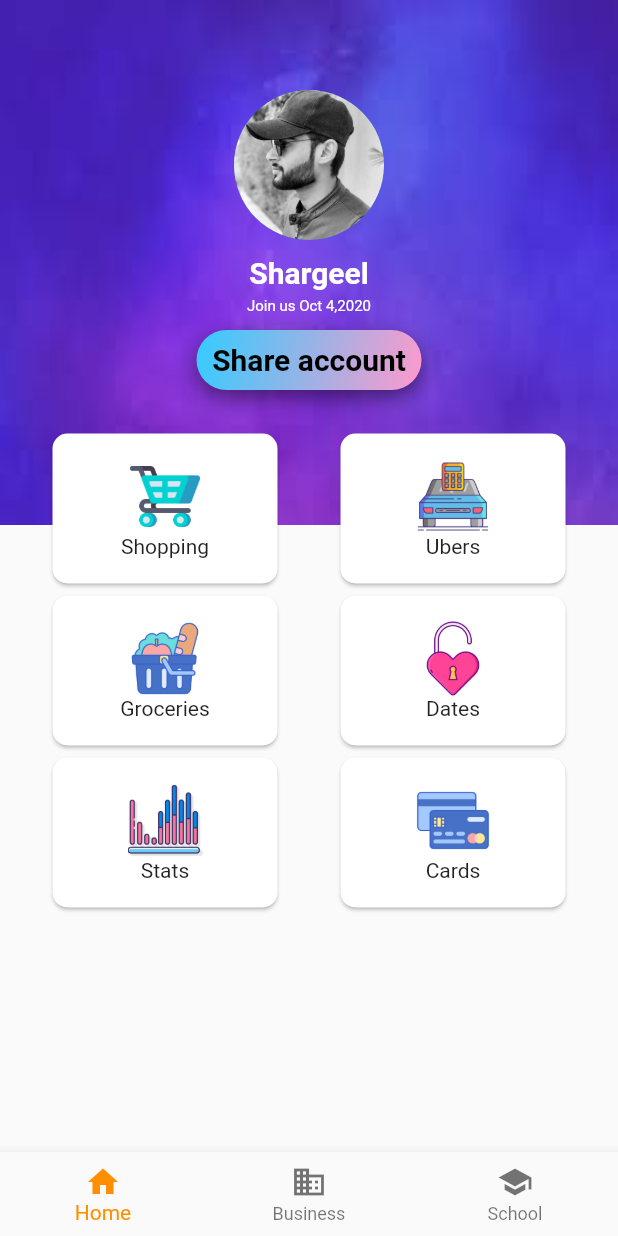
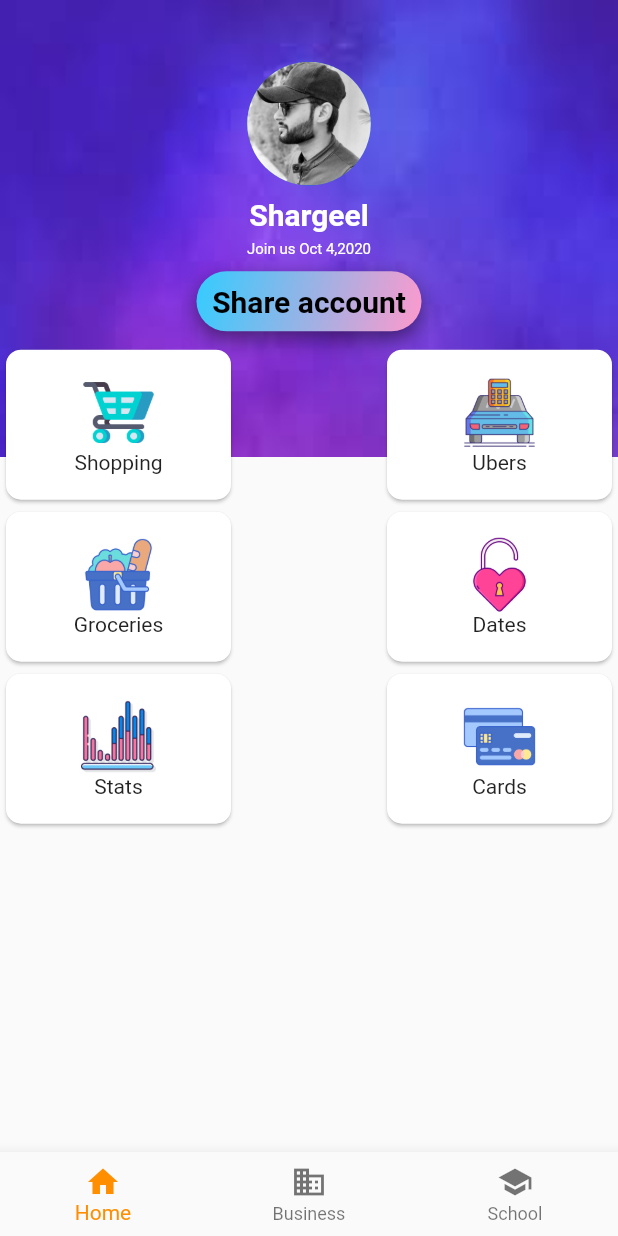
Before and after one commit to shargeel071/login1, a Flutter app: the screen it shows after launch, on a phone screen of 412 x 824 dp. Run offline on Flutter 3.47's test engine with Material 2 defaults, Android fonts, the phone set to English and light mode, and no system bars; our stand-ins replace carousel_slider.

Commit message:
screen config

```diff
--- /dev/null
+++ b/lib/config/screen_config.dart
@@ -0,0 +1,31 @@
+import 'package:flutter/material.dart';
+
+class ScreenConfig {
+  static MediaQueryData _mediaQueryData;
+  static double screenWidth;
+  static double screenHeight;
+  static double blockWidth;
+  static double blockHeight;
+
+  static double _safeAreaHorizontal;
+  static double _safeAreaVertical;
+  static double safeWidth;
+  static double safeHeight;
+
+  void init(BuildContext context) {
+    _mediaQueryData = MediaQuery.of(context);
+    screenWidth = _mediaQueryData.size.width;
+    screenHeight = _mediaQueryData.size.height;
+    blockWidth = screenWidth / 100;
+    blockHeight = screenHeight / 100;
+
+    _safeAreaHorizontal = _mediaQueryData.padding.left +
+        _mediaQueryData.padding.right;
+    _safeAreaVertical = _mediaQueryData.padding.top +
+        _mediaQueryData.padding.bottom;
+    safeWidth = (screenWidth -
+        _safeAreaHorizontal) / 100;
+    safeHeight = (screenHeight -
+        _safeAreaVertical) / 100;
+  }
+}
--- a/lib/pages/dashboard.dart
+++ b/lib/pages/dashboard.dart
@@ -1,5 +1,6 @@
 import 'package:flutter/cupertino.dart';
 import 'package:flutter/material.dart';
+import 'package:login/config/screen_config.dart';
 
 import 'bounceButton.dart';
 
@@ -11,13 +12,15 @@ class Dashboard1 extends StatefulWidget {
 class _Dashboard1State extends State<Dashboard1> {
   @override
   Widget build(BuildContext context) {
+    ScreenConfig().init(context);
     return Container(
+      height: ScreenConfig.screenHeight,
+      width: ScreenConfig.screenWidth,
       child: SingleChildScrollView(
-        child: Container(
         child: Stack(
           children: <Widget>[
             Container(
-                height: 350,
+              height: ScreenConfig.blockHeight * 37,
               decoration: BoxDecoration(
                 image: DecorationImage(image: AssetImage('assets/images/bgImage.jpg'),
                     fit: BoxFit.fill)
@@ -28,37 +31,45 @@ class _Dashboard1State extends State<Dashboard1> {
             Column(
               mainAxisSize: MainAxisSize.min,
               children: <Widget>[
+                SizedBox(height: ScreenConfig.blockHeight * 5,),
                 Center(
                   child: Container(
-                        height: 100,
-                        width: 100,
-                        margin: EdgeInsets.only(top: 60),
+                      height: ScreenConfig.blockHeight * 10,
+                      width: ScreenConfig.blockHeight * 10,
+                    //  margin: EdgeInsets.only(top: 60),
                       child: CircleAvatar(
                         backgroundImage: AssetImage('assets/images/sharjeel.jpg'),
                       )
                   ),
                 ),
+                SizedBox(height: ScreenConfig.blockHeight * 1,),
+
                 Container(
-                    margin: EdgeInsets.only(top: 10),
+                 // margin: EdgeInsets.only(top: 10),
                   child: Center(
                     child: Text("Shargeel", style: TextStyle(color: Colors.white, fontSize: 20, fontWeight: FontWeight.bold),),
                   ),
                 ),
+                SizedBox(height: ScreenConfig.blockHeight * 0.7,),
+
                 Container(
-                    margin: EdgeInsets.only(top: 5),
+                 // margin: EdgeInsets.only(top: 5),
                   child: Center(
                     child: Text("Join us Oct 4,2020", style: TextStyle(color: Colors.white, fontSize: 10,),),
                   ),
                 ),
+                SizedBox(height: ScreenConfig.blockHeight * 1,),
+
                 Container(
-                    margin: EdgeInsets.only(top: 10),
+                  //margin: EdgeInsets.only(top: 10),
                     child: BounceButton(),
                 ),
-                  SizedBox(height: 25,),
+                SizedBox(height: ScreenConfig.blockHeight * 1,),
                 Container(
-                    height: 500,
-                    width: 350,
+                  height: ScreenConfig.blockHeight * 65,
+                  // width: 350,
                   child: Column(
+                    mainAxisSize: MainAxisSize.min,
                   children: <Widget>[
                     Row(
                       mainAxisAlignment: MainAxisAlignment.spaceBetween,
@@ -231,8 +242,6 @@ class _Dashboard1State extends State<Dashboard1> {
           ],
         ),
       ),
-
-      ),
     );
   }
 }
```
Lines whose indentation alone changed are shown as unchanged.
